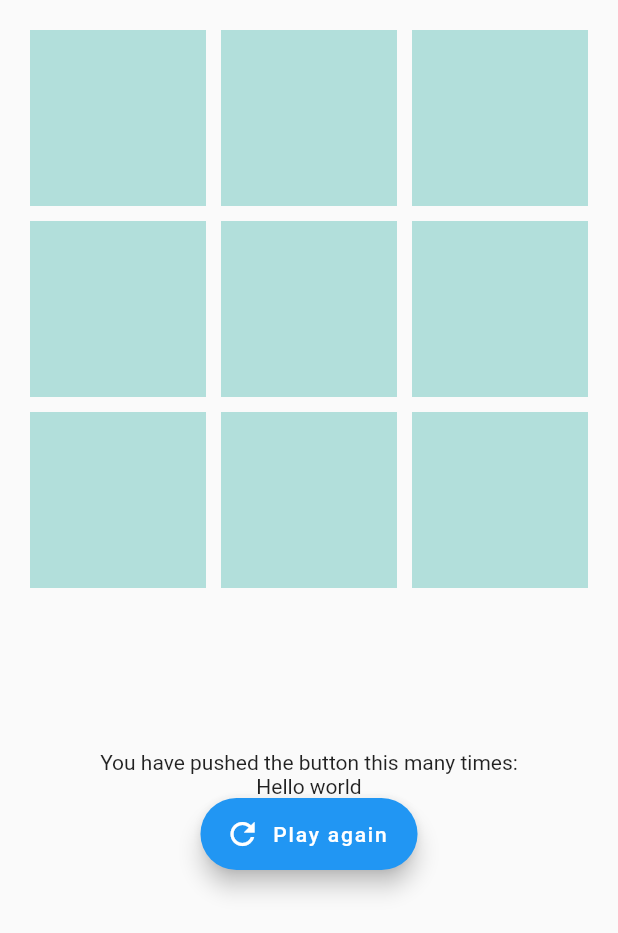
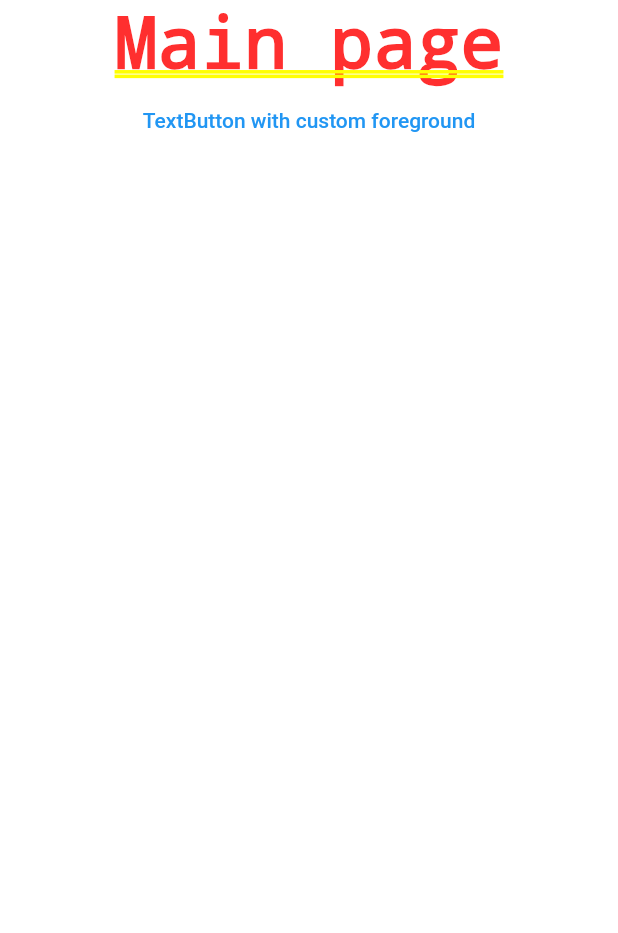
Before and after one commit to NickUseGitHub/tictactoe, a Flutter app: the screen it shows after launch, on a phone screen of 412 x 824 dp. Shown: the top 933 px of the screen. Run offline on Flutter 3.47's test engine with Material 2 defaults, Android fonts, the phone set to English and light mode, and no system bars; our stand-ins replace flutter_native_splash, fluttertoast.

Commit message:
feat: routable

```diff
--- a/lib/main.dart
+++ b/lib/main.dart
@@ -1,6 +1,6 @@
 import 'package:flutter/material.dart';
 import 'package:flutter_native_splash/flutter_native_splash.dart';
-import 'package:tictactoe/pages/board.dart';
+import './pages/home.dart';
 
 void main() {
   WidgetsBinding widgetsBinding = WidgetsFlutterBinding.ensureInitialized();
@@ -79,13 +79,6 @@ class _MyHomePageState extends State<MyHomePage> {
     // The Flutter framework has been optimized to make rerunning build methods
     // fast, so that you can just rebuild anything that needs updating rather
     // than having to individually change instances of widgets.
-    return const Scaffold(
-      // appBar: AppBar(
-      //   // Here we take the value from the MyHomePage object that was created by
-      //   // the App.build method, and use it to set our appbar title.
-      //   title: Text(widget.title),
-      // ),
-      body: Board(),
-    );
+    return const Home();
   }
 }
--- /dev/null
+++ b/lib/pages/home.dart
@@ -0,0 +1,38 @@
+import 'package:flutter/material.dart';
+import 'package:fluttertoast/fluttertoast.dart';
+import 'board.dart';
+
+class Home extends StatelessWidget {
+  const Home({super.key});
+
+  Future<void> showToast(BuildContext context) async {
+    Fluttertoast.showToast(
+        msg: "Helll yeah",
+        toastLength: Toast.LENGTH_SHORT,
+        gravity: ToastGravity.CENTER,
+        timeInSecForIosWeb: 1,
+        backgroundColor: Colors.red,
+        textColor: Colors.white,
+        fontSize: 16.0);
+
+    print('ready to play in 1...');
+    await Future.delayed(const Duration(seconds: 1));
+
+    Navigator.push(
+      context,
+      MaterialPageRoute(builder: (context) => const Board()),
+    );
+  }
+
+  @override
+  Widget build(BuildContext context) {
+    return Center(
+      child: Column(children: [
+        const Text("Main page"),
+        TextButton(
+            onPressed: () => showToast(context),
+            child: Text('TextButton with custom foreground'))
+      ]),
+    );
+  }
+}
--- a/pubspec.yaml
+++ b/pubspec.yaml
@@ -30,6 +30,7 @@ environment:
 dependencies:
   flutter:
     sdk: flutter
+  fluttertoast: ^8.2.1
 
   flutter_native_splash: ^2.2.17
 
```
Also changed, not shown: pubspec.lock.
